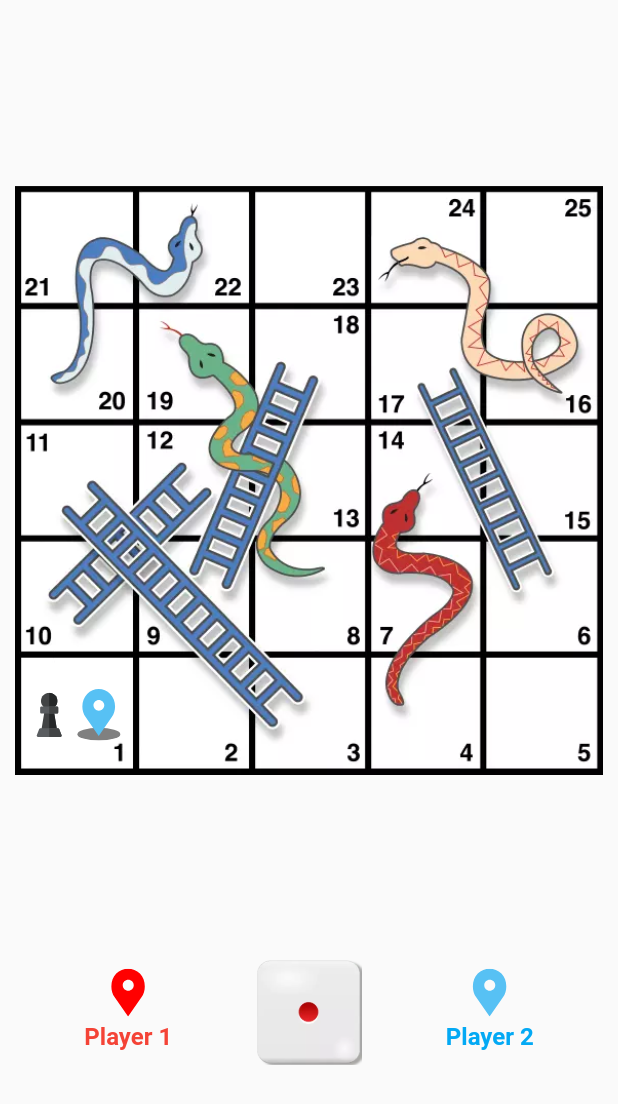
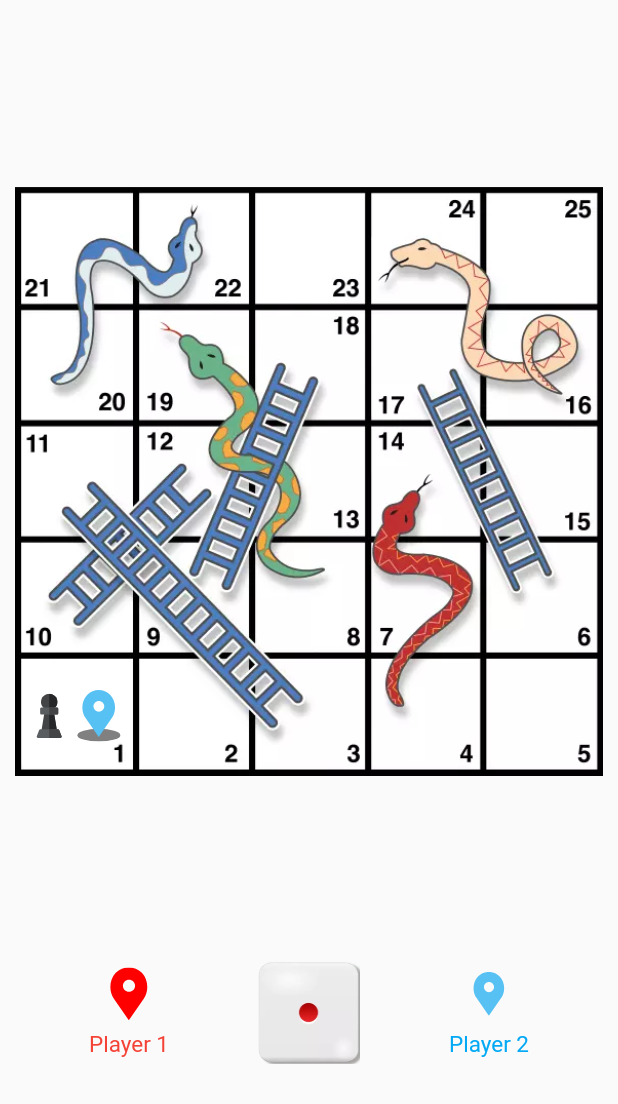
Before and after one commit to ganeshshirole/snakes_ladders_flutter, a Flutter app: the screen it shows after launch, on a phone screen of 412 x 824 dp. Shown: the top 1104 px of the screen. Run offline on Flutter 3.47's test engine with Material 2 defaults, Android fonts, the phone set to English and light mode, and no system bars; our stand-ins replace flutter_svg.

Commit message:
released first apk

```diff
--- a/lib/main.dart
+++ b/lib/main.dart
@@ -14,11 +14,11 @@ class MyApp extends StatelessWidget {
   @override
   Widget build(BuildContext context) {
     return MaterialApp(
-      title: 'Flutter Game',
+      title: 'Snakes Ladders',
       theme: ThemeData(
         primarySwatch: Colors.blue,
       ),
-      home: MyHomePage(title: 'Home Page'),
+      home: MyHomePage(title: 'Snakes Ladders'),
     );
   }
 }
@@ -55,10 +55,20 @@ class MyHomePage extends StatelessWidget {
     'images/six.webp'
   ];
 
+  static const ANIMATE_PADDING = 6.0;
+  var animated1Padding = ANIMATE_PADDING;
+  var animated2Padding = ANIMATE_PADDING;
+
+  StateSetter player1State;
+  StateSetter player2State;
+
+  static const animationDuration = const Duration(milliseconds: 500);
+
   MyHomePage({Key key, this.title}) : super(key: key);
 
   @override
   Widget build(BuildContext context) {
+    initPlayerState();
     this.context = context;
     var screenWidth = MediaQuery.of(context).size.width;
     return Scaffold(
@@ -154,14 +164,25 @@ class MyHomePage extends StatelessWidget {
           children: <Widget>[
             Column(
               children: <Widget>[
-                SvgPicture.asset(
+                StatefulBuilder(
+                    builder: (BuildContext context, StateSetter setState) {
+                  player1State = setState;
+                  return AnimatedContainer(
+                      padding: EdgeInsets.all(animated1Padding),
+                      child: SvgPicture.asset(
                         'vectors/pawn1_no_shadow.svg',
                         fit: BoxFit.fitHeight,
-                  width: screenWidth / 14,
                       ),
+                      duration: animationDuration,
+                      height: screenWidth / 10,
+                      width: screenWidth / 10);
+                }),
                 Padding(
                   padding: const EdgeInsets.all(4.0),
-                  child: Text('Player 1', style: TextStyle(color: Colors.red, fontSize: 16, fontWeight: FontWeight.bold),),
+                  child: Text(
+                    'Player 1',
+                    style: TextStyle(color: Colors.red, fontSize: 15),
+                  ),
                 )
               ],
             ),
@@ -172,20 +193,31 @@ class MyHomePage extends StatelessWidget {
                   diceState = setState;
                   return Image.asset(
                     diceIcons[randomNumber],
-                    height: 70.0,
-                    width: 70.0,
+                    height: 68.0,
+                    width: 68.0,
                   );
                 })),
             Column(
               children: <Widget>[
-                SvgPicture.asset(
+                StatefulBuilder(
+                    builder: (BuildContext context, StateSetter setState) {
+                  player2State = setState;
+                  return AnimatedContainer(
+                      padding: EdgeInsets.all(animated2Padding),
+                      child: SvgPicture.asset(
                         'vectors/pawn2_no_shadow.svg',
                         fit: BoxFit.fitHeight,
-                  width: screenWidth / 14,
                       ),
+                      duration: animationDuration,
+                      height: screenWidth / 10,
+                      width: screenWidth / 10);
+                }),
                 Padding(
                   padding: const EdgeInsets.all(4.0),
-                  child: Text('Player 2', style: TextStyle(color: Colors.lightBlue, fontSize: 16, fontWeight: FontWeight.bold),),
+                  child: Text(
+                    'Player 2',
+                    style: TextStyle(color: Colors.lightBlue, fontSize: 15),
+                  ),
                 )
               ],
             )
@@ -330,4 +362,34 @@ class MyHomePage extends StatelessWidget {
       reset();
     }
   }
+
+  initPlayerState() {
+    print("initPlayerStates");
+    Timer.periodic(animationDuration, (Timer t) => change());
   }
+
+  change() {
+    if (player1State != null) {
+      player1State(() {
+        if (player1 && !isRunning) {
+          if (animated1Padding == ANIMATE_PADDING)
+            animated1Padding = 0.0;
+          else
+            animated1Padding = ANIMATE_PADDING;
+        } else animated1Padding = ANIMATE_PADDING;
+      });
+    }
+
+    if (player2State != null) {
+      player2State(() {
+        if (!player1 && !isRunning) {
+          if (animated2Padding == ANIMATE_PADDING)
+            animated2Padding = 0.0;
+          else
+            animated2Padding = ANIMATE_PADDING;
+        } else
+          animated2Padding = ANIMATE_PADDING;
+      });
+    }
+  }
+}
--- a/pubspec.yaml
+++ b/pubspec.yaml
@@ -7,7 +7,7 @@ description: A New Flutter Game App.
 # Both the version and the builder number may be overridden in flutter
 # build by specifying --build-name and --build-number, respectively.
 # Read more about versioning at semver.org.
-version: 1.0.0+1
+version: 1.0.0+3
 
 environment:
   sdk: ">=2.0.0-dev.68.0 <3.0.0"
```
Also changed, not shown: 29 other files. Lines whose indentation alone changed are shown as unchanged.
